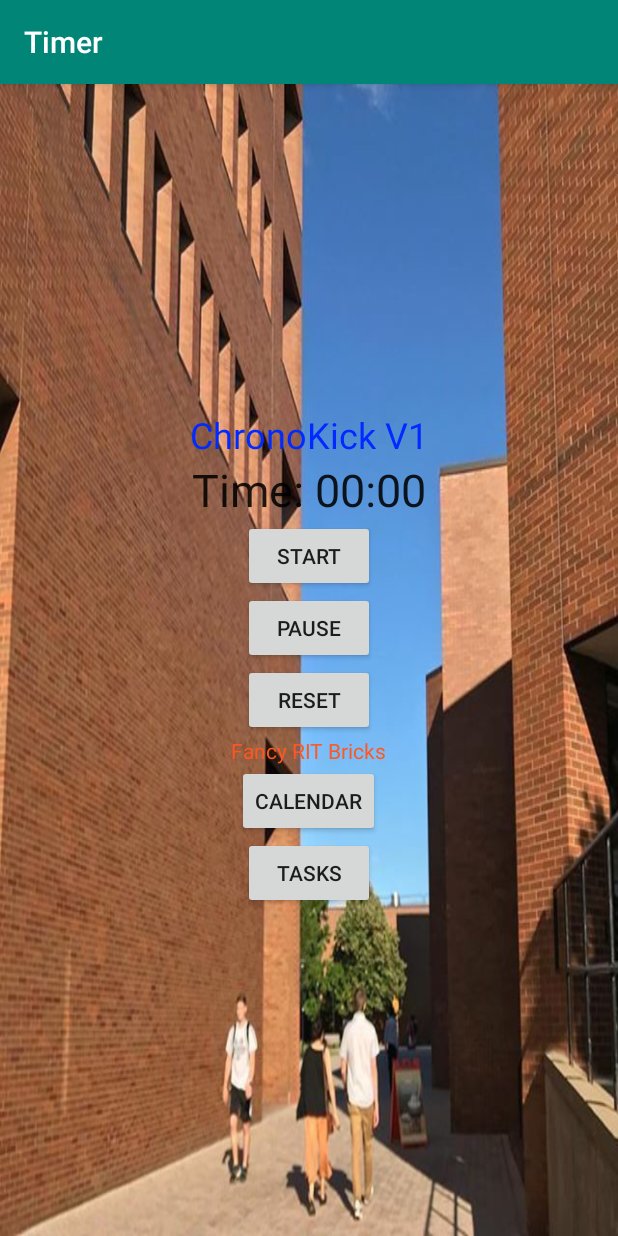
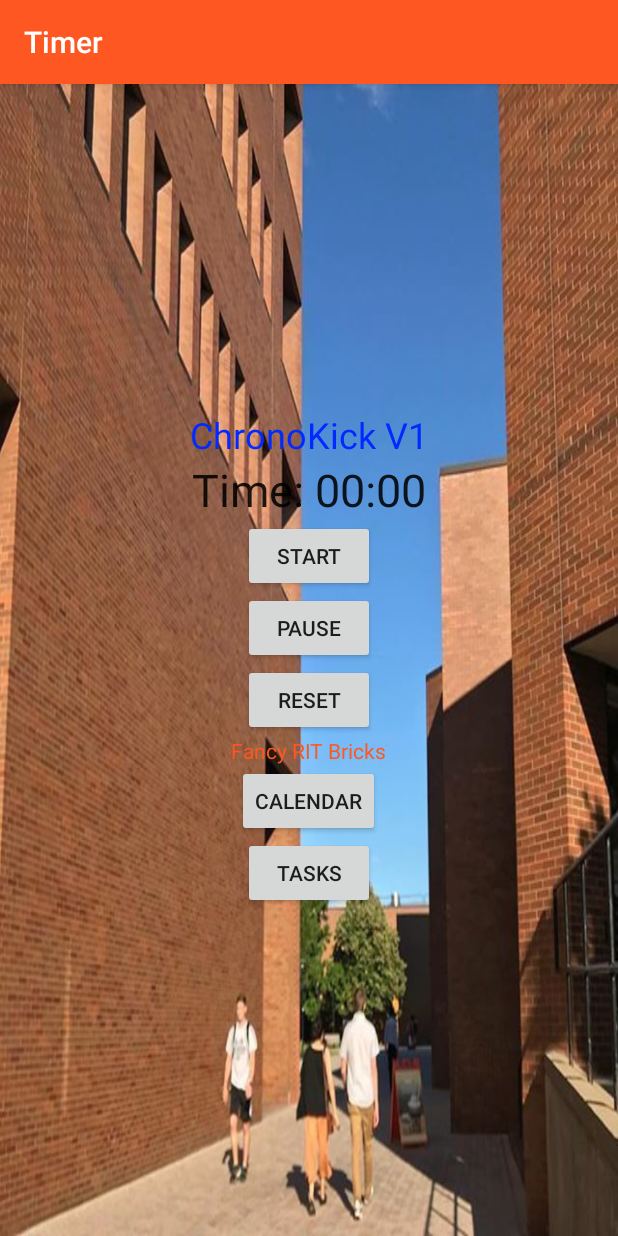
Before and after one commit to mr2527/Timer, an Android app: the screen it shows after launch (MainActivity), on a phone screen of 412 x 824 dp. Run offline under Robolectric (Android 15) with nearby library versions, the phone set to English and light mode, and no system bars.

Commit message:
Color changes in the app

```diff
--- a/app/src/main/res/values/colors.xml
+++ b/app/src/main/res/values/colors.xml
@@ -1,6 +1,6 @@
 <?xml version="1.0" encoding="utf-8"?>
 <resources>
-    <color name="colorPrimary">#008577</color>
-    <color name="colorPrimaryDark">#00574B</color>
-    <color name="colorAccent">#D81B60</color>
+    <color name="colorPrimary">#FF5722</color>
+    <color name="colorPrimaryDark">#F57148</color>
+    <color name="colorAccent">#FF9800</color>
 </resources>
```
